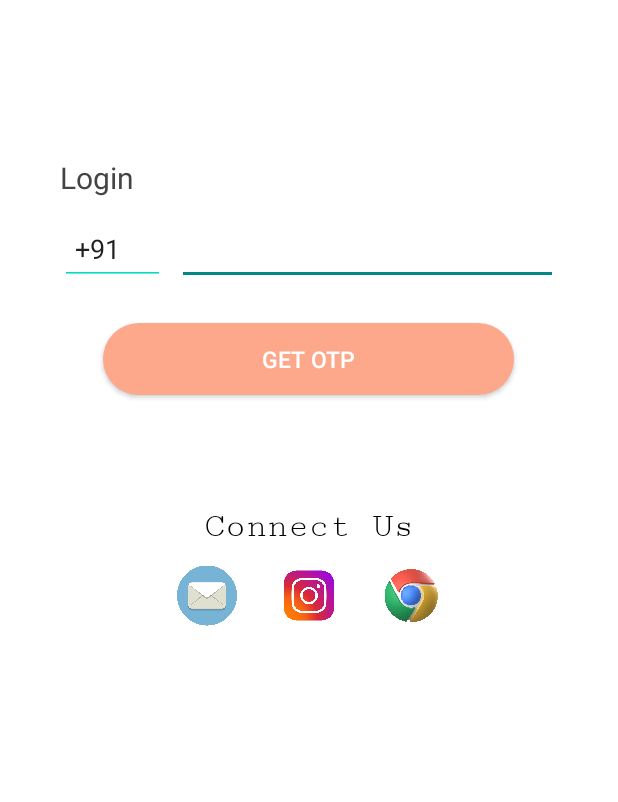
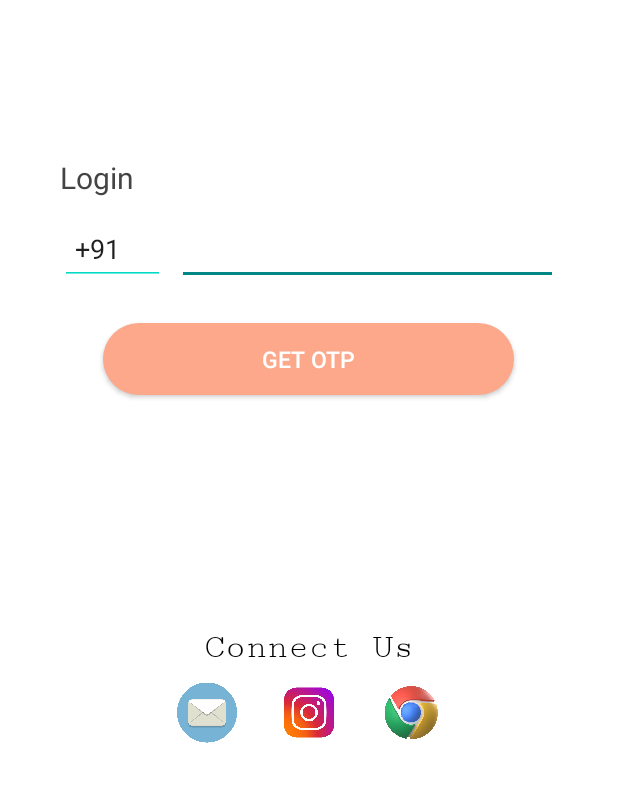
Before and after one commit to salonigupta1/College-Canteen-ASJ, an Android app: the screen it shows after launch (PhoneAuth), on a phone screen of 412 x 824 dp, the part 344-1146 px from its top. Run offline under Robolectric (Android 15) with nearby library versions, the phone set to English and light mode, and no system bars; our stand-ins replace Firebase (no records; nobody signed in at launch, a user with empty details on screens opened directly); 2 statements that could not run were skipped.

Commit message:
responsiveness added

```diff
--- a/app/src/main/res/layout/activity_phone_auth.xml
+++ b/app/src/main/res/layout/activity_phone_auth.xml
@@ -39,7 +39,7 @@
 
     <LinearLayout
         android:layout_width="match_parent"
-        android:layout_height="0dp"
+        android:layout_height="wrap_content"
         android:layout_weight="1"
         android:layout_marginTop="150dp"
         android:gravity="top|center"
@@ -117,7 +117,7 @@
         android:layout_width="wrap_content"
         android:layout_height="wrap_content"
         android:layout_gravity="center_horizontal"
-        android:layout_marginTop="8dp">
+        android:layout_marginTop="5dp">
 
         <ImageView
             android:contentDescription="@string/mail"
```
